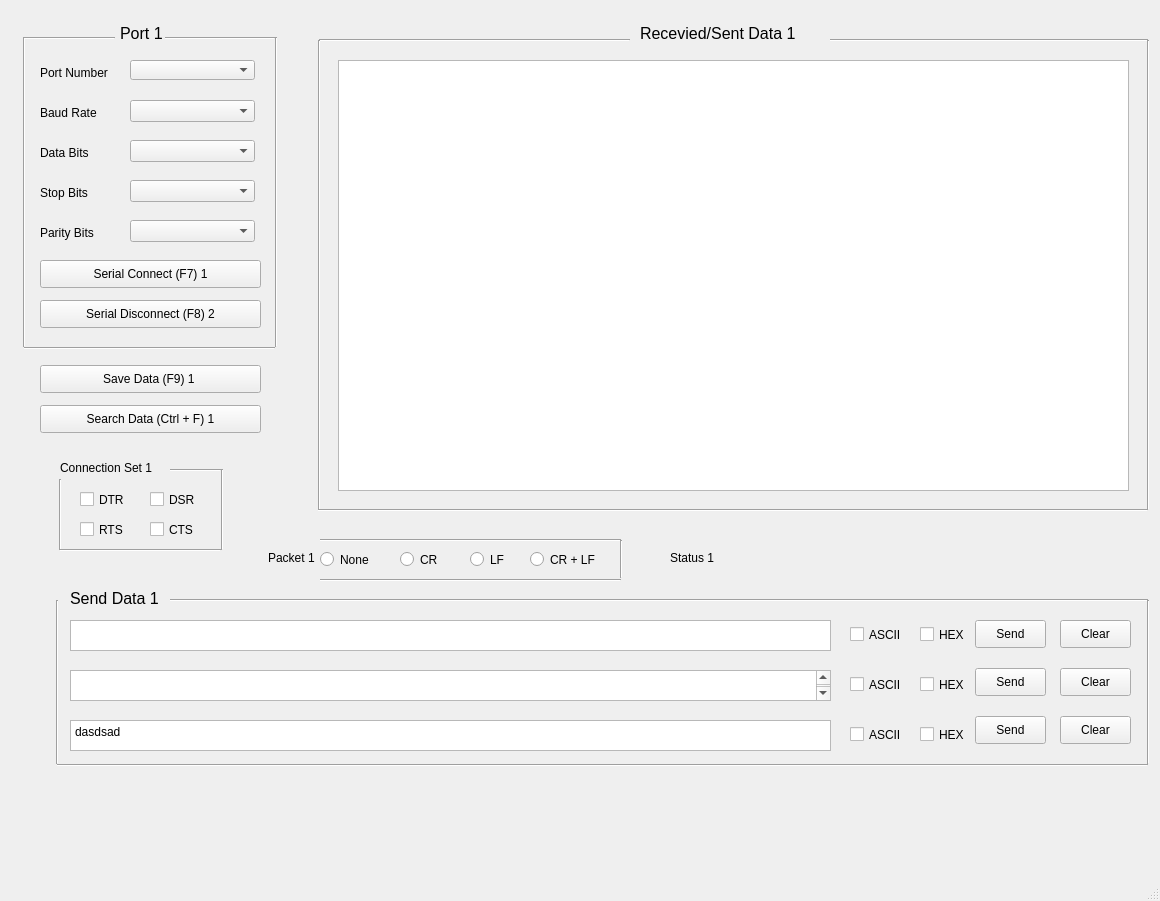
JeHeeYu/QTool, file QTool/Serial/serialmainwindow.ui: the form before one commit.
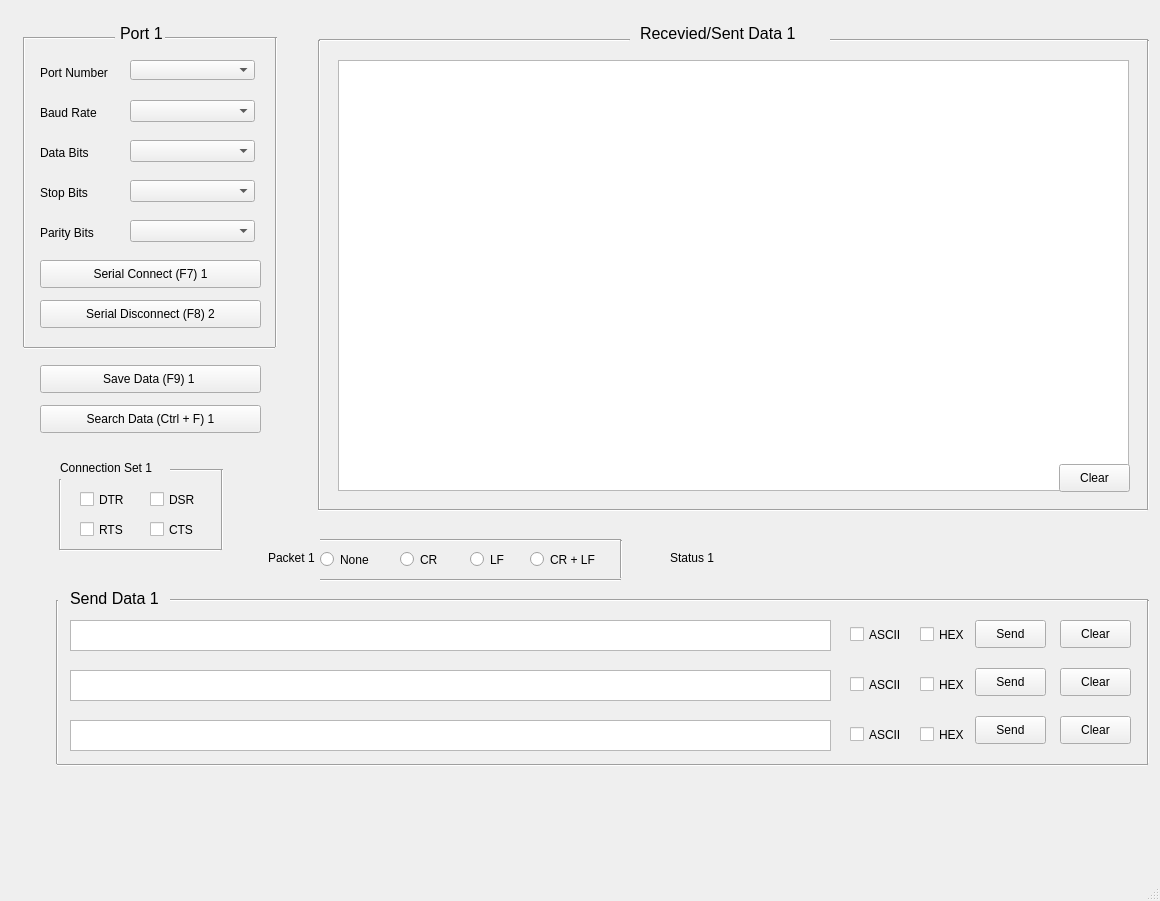
The form after the commit.

Commit message: feat: Add Singleton Class and Add Serial Connection

```diff
--- a/QTool/Serial/serialmainwindow.ui
+++ b/QTool/Serial/serialmainwindow.ui
@@ -258,16 +258,6 @@
      <string>Recevied/Sent Data 1</string>
     </property>
    </widget>
-   <widget class="QListView" name="listView">
-    <property name="geometry">
-     <rect>
-      <x>338</x>
-      <y>60</y>
-      <width>791</width>
-      <height>431</height>
-     </rect>
-    </property>
-   </widget>
    <widget class="Line" name="line_6">
     <property name="geometry">
      <rect>
@@ -435,7 +425,6 @@
 &lt;html&gt;&lt;head&gt;&lt;meta name=&quot;qrichtext&quot; content=&quot;1&quot; /&gt;&lt;style type=&quot;text/css&quot;&gt;
 p, li { white-space: pre-wrap; }
 &lt;/style&gt;&lt;/head&gt;&lt;body style=&quot; font-family:'Gulim'; font-size:9pt; font-weight:400; font-style:normal;&quot;&gt;
-&lt;p style=&quot;-qt-paragraph-type:empty; margin-top:0px; margin-bottom:0px; margin-left:0px; margin-right:0px; -qt-block-indent:0; text-indent:0px;&quot;&gt;&lt;br /&gt;&lt;/p&gt;
 &lt;p style=&quot;-qt-paragraph-type:empty; margin-top:0px; margin-bottom:0px; margin-left:0px; margin-right:0px; -qt-block-indent:0; text-indent:0px;&quot;&gt;&lt;br /&gt;&lt;/p&gt;&lt;/body&gt;&lt;/html&gt;</string>
     </property>
    </widget>
@@ -453,7 +442,7 @@
 &lt;html&gt;&lt;head&gt;&lt;meta name=&quot;qrichtext&quot; content=&quot;1&quot; /&gt;&lt;style type=&quot;text/css&quot;&gt;
 p, li { white-space: pre-wrap; }
 &lt;/style&gt;&lt;/head&gt;&lt;body style=&quot; font-family:'Gulim'; font-size:9pt; font-weight:400; font-style:normal;&quot;&gt;
-&lt;p style=&quot; margin-top:0px; margin-bottom:0px; margin-left:0px; margin-right:0px; -qt-block-indent:0; text-indent:0px;&quot;&gt;dasdsad&lt;/p&gt;&lt;/body&gt;&lt;/html&gt;</string>
+&lt;p style=&quot;-qt-paragraph-type:empty; margin-top:0px; margin-bottom:0px; margin-left:0px; margin-right:0px; -qt-block-indent:0; text-indent:0px;&quot;&gt;&lt;br /&gt;&lt;/p&gt;&lt;/body&gt;&lt;/html&gt;</string>
     </property>
    </widget>
    <widget class="QLabel" name="connectionSetLabel">
@@ -890,6 +879,29 @@
      <string>Status 1</string>
     </property>
    </widget>
+   <widget class="QListView" name="dataListView">
+    <property name="geometry">
+     <rect>
+      <x>338</x>
+      <y>60</y>
+      <width>791</width>
+      <height>431</height>
+     </rect>
+    </property>
+   </widget>
+   <widget class="QPushButton" name="dataListViewClearButton">
+    <property name="geometry">
+     <rect>
+      <x>1059</x>
+      <y>464</y>
+      <width>71</width>
+      <height>28</height>
+     </rect>
+    </property>
+    <property name="text">
+     <string>Clear</string>
+    </property>
+   </widget>
   </widget>
   <widget class="QMenuBar" name="menubar">
    <property name="geometry">
```
Left out of the diff: 2 changed lines with no effect on the pictures. The commit also changes 8 other files.
